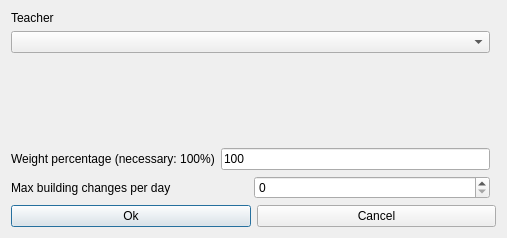
Old version of the form fet/src/interface/modifyconstraintteachermaxbuildingchangesperdayform_template.ui in the repository vonmecheln/fet.
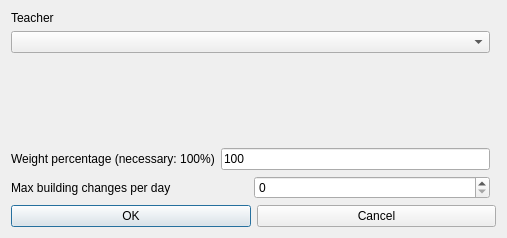
New version of the form.

Diff of the .ui file:
```diff
--- a/fet/src/interface/modifyconstraintteachermaxbuildingchangesperdayform_template.ui
+++ b/fet/src/interface/modifyconstraintteachermaxbuildingchangesperdayform_template.ui
@@ -95,7 +95,7 @@
      <item>
       <widget class="QPushButton" name="okPushButton">
        <property name="text">
-        <string>Ok</string>
+        <string>OK</string>
        </property>
       </widget>
      </item>
```
